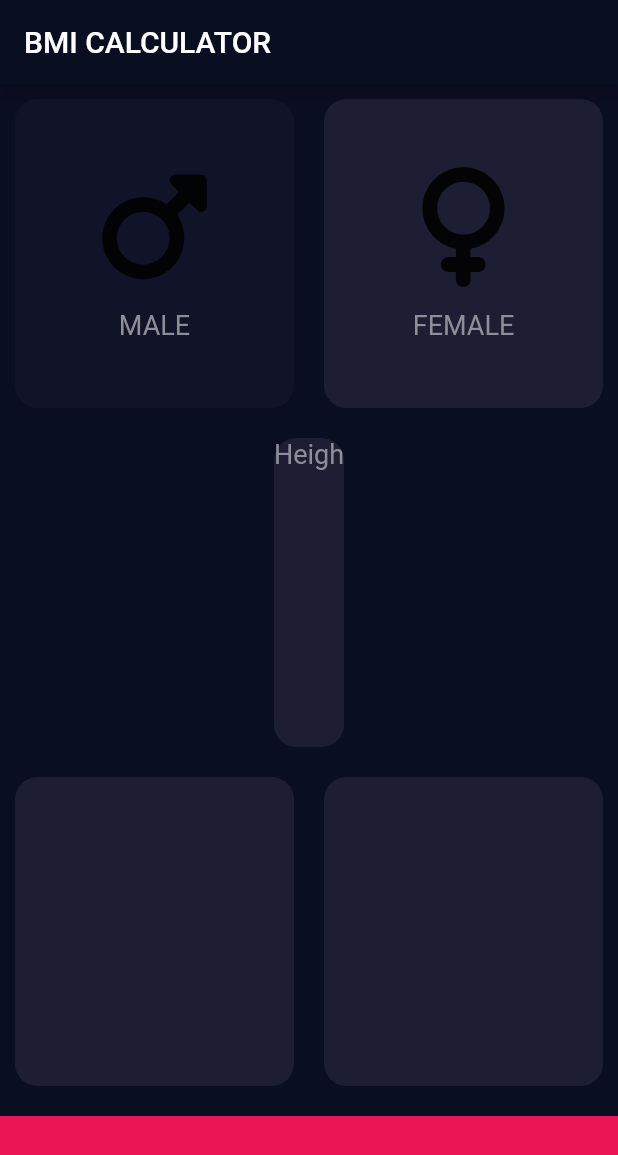
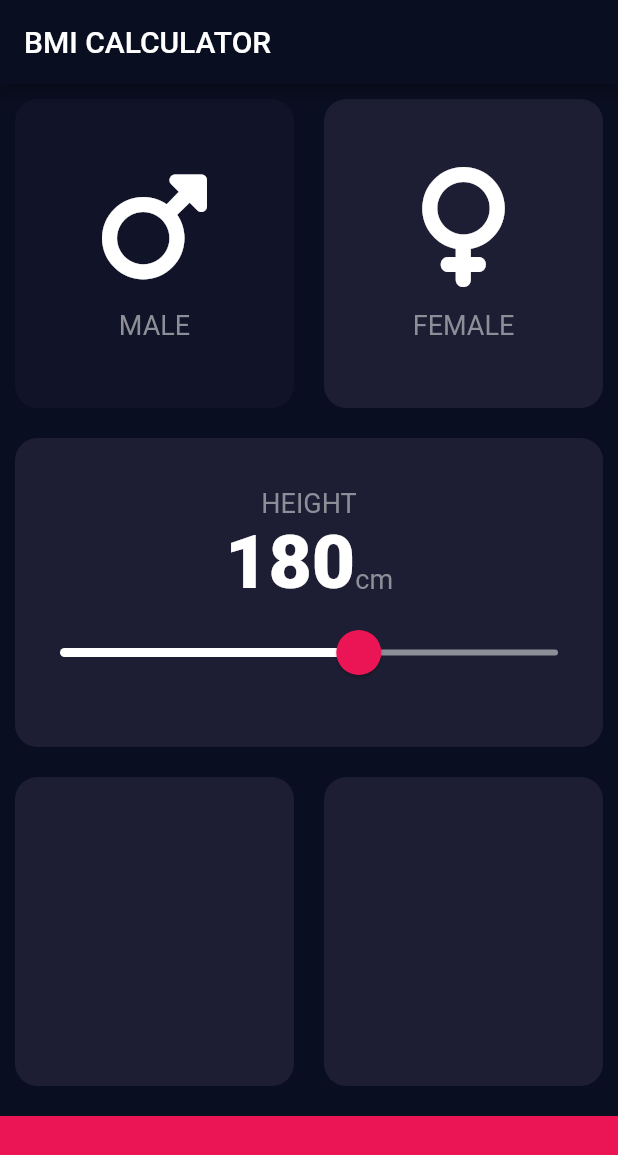
Before and after one commit to ELOUJJANI-Soufiane/BMICalculator, a Flutter app: the screen it shows after launch, on a phone screen of 412 x 824 dp. Shown: the top 1155 px of the screen. Run offline on Flutter 3.47's test engine with Material 2 defaults, Android fonts, the phone set to English and light mode, and no system bars; our stand-ins replace font_awesome_flutter.

Commit message:
adding constant file and prepare a slider

```diff
--- a/lib/constant.dart
+++ b/lib/constant.dart
@@ -5,7 +5,12 @@ const kInactivCardColor = Color(0xFF1D1E33);
 const kActivCardColor = Color(0xFF111328);
 const kBottomContainerColor = Color(0xFFEB1555);
 
-const labelTextStyle = TextStyle(
+const kLabelTextStyle = TextStyle(
   color: Color(0xFF8d8e98),
   fontSize: 18,
 );
+
+const kNumbText = TextStyle(
+  fontSize: 50,
+  fontWeight: FontWeight.w900,
+);
--- a/lib/input_page.dart
+++ b/lib/input_page.dart
@@ -1,4 +1,4 @@
-// ignore_for_file: prefer_const_constructors, use_key_in_widget_constructors, prefer_const_literals_to_create_immutables
+// ignore_for_file: prefer_const_constructors, use_key_in_widget_constructors, prefer_const_literals_to_create_immutables, avoid_print
 
 import 'package:bmi_calc/main.dart';
 import 'package:flutter/material.dart';
@@ -14,6 +14,7 @@ class InputPage extends StatefulWidget {
 
 class _InputPageState extends State<InputPage> {
   GenderType selectedGender = GenderType.male;
+  int height = 180;
 
   @override
   Widget build(BuildContext context) {
@@ -26,6 +27,7 @@ class _InputPageState extends State<InputPage> {
       body: SafeArea(
         child: Expanded(
           child: Column(
+            crossAxisAlignment: CrossAxisAlignment.stretch,
             children: [
               Expanded(
                 child: Row(
@@ -66,10 +68,48 @@ class _InputPageState extends State<InputPage> {
                     onPress: () {},
                     contColor: kInactivCardColor,
                     cardChild: Column(
+                      mainAxisAlignment: MainAxisAlignment.center,
                       children: [
                         Text(
-                          "Heigh",
-                          style: labelTextStyle,
+                          "HEIGHT",
+                          style: kLabelTextStyle,
+                        ),
+                        Row(
+                          mainAxisAlignment: MainAxisAlignment.center,
+                          crossAxisAlignment: CrossAxisAlignment.baseline,
+                          textBaseline: TextBaseline.alphabetic,
+                          children: [
+                            Text(
+                              height.toString(),
+                              style: kNumbText,
+                            ),
+                            Text(
+                              "cm",
+                              style: kLabelTextStyle,
+                            ),
+                          ],
+                        ),
+                        SliderTheme(
+                          data: SliderTheme.of(context).copyWith(
+                            activeTrackColor: Colors.white,
+                            thumbColor: kBottomContainerColor,
+                            overlayColor: Color.fromARGB(100, 235, 21, 85),
+                            thumbShape:
+                                RoundSliderThumbShape(enabledThumbRadius: 15.0),
+                            overlayShape:
+                                RoundSliderOverlayShape(overlayRadius: 30.0),
+                          ),
+                          child: Slider(
+                            value: height.toDouble(),
+                            min: 120.0,
+                            max: 220.0,
+                            inactiveColor: Color(0xff8d8e98),
+                            onChanged: (double newValue) {
+                              setState(() {
+                                height = newValue.toInt();
+                              });
+                            },
+                          ),
                         ),
                       ],
                     )),
--- a/lib/main.dart
+++ b/lib/main.dart
@@ -12,6 +12,7 @@ class BMICalculator extends StatelessWidget {
   @override
   Widget build(BuildContext context) {
     return MaterialApp(
+      theme: ThemeData.dark(),
       home: InputPage(),
     );
   }
--- a/lib/my_icon.dart
+++ b/lib/my_icon.dart
@@ -1,4 +1,4 @@
-// ignore_for_file: prefer_const_constructors
+// ignore_for_file: prefer_const_constructors, prefer_const_constructors_in_immutables
 
 import 'package:flutter/material.dart';
 import 'constant.dart';
@@ -21,7 +21,7 @@ class MyIcons extends StatelessWidget {
         ),
         Text(
           label,
-          style: labelTextStyle,
+          style: kLabelTextStyle,
         ),
       ],
     );
```
